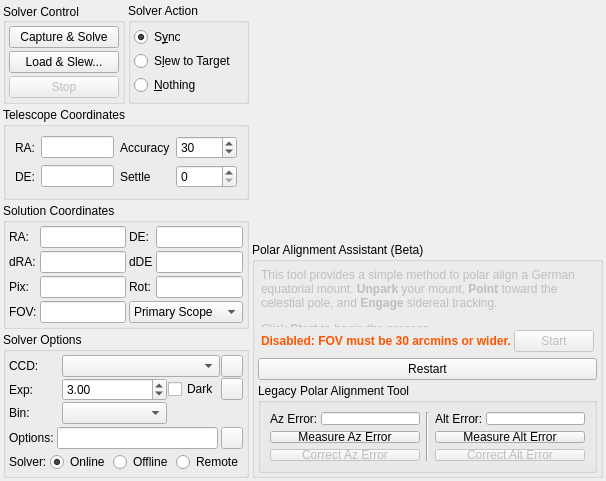
Above: kstars/ekos/align/align.ui from KDE/kstars before the change. Below: the same form after it.
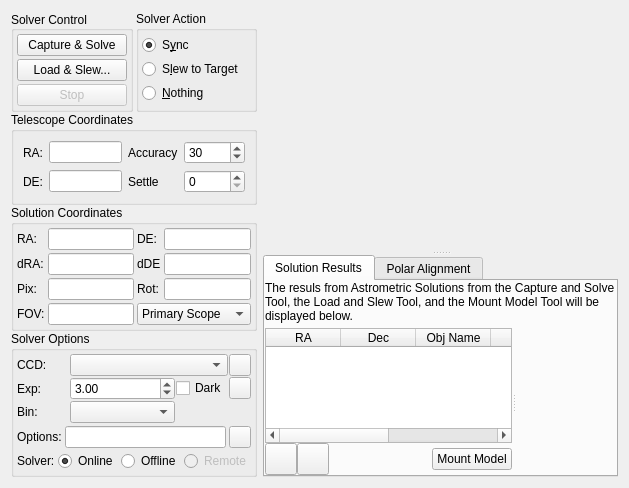
That is the form after the change. Custom widgets are drawn as their Qt base class.

Commit message:
+ Adding Mount Model and Solution results view by Robert Lancaster + More work toward support for INDI astrometry drivr
CCMAIL:kstars-devel@kde.org

What changed in the file:
```diff
--- a/kstars/ekos/align/align.ui
+++ b/kstars/ekos/align/align.ui
@@ -6,32 +6,17 @@
    <rect>
     <x>0</x>
     <y>0</y>
-    <width>600</width>
-    <height>468</height>
+    <width>610</width>
+    <height>469</height>
    </rect>
   </property>
-  <layout class="QVBoxLayout" name="verticalLayout_11">
-   <property name="spacing">
-    <number>3</number>
-   </property>
-   <property name="leftMargin">
-    <number>3</number>
-   </property>
-   <property name="topMargin">
-    <number>3</number>
-   </property>
-   <property name="rightMargin">
-    <number>3</number>
-   </property>
-   <property name="bottomMargin">
-    <number>3</number>
-   </property>
+  <layout class="QVBoxLayout" name="verticalLayout_19">
    <item>
     <layout class="QHBoxLayout" name="horizontalLayout_5" stretch="1,2">
      <item>
       <layout class="QVBoxLayout" name="verticalLayout">
        <property name="spacing">
-        <number>3</number>
+        <number>0</number>
        </property>
        <item>
         <layout class="QHBoxLayout" name="horizontalLayout_3">
@@ -689,6 +674,9 @@
             </item>
             <item>
              <widget class="QRadioButton" name="remoteSolverR">
+              <property name="enabled">
+               <bool>false</bool>
+              </property>
               <property name="toolTip">
                <string>Use astrometry solver on remote machine running INDI server.</string>
               </property>
@@ -721,8 +709,16 @@
       </layout>
      </item>
      <item>
-      <layout class="QVBoxLayout" name="rightLayout" stretch="2,1">
-       <item>
+      <widget class="QSplitter" name="rightLayout">
+       <property name="sizePolicy">
+        <sizepolicy hsizetype="Expanding" vsizetype="Expanding">
+         <horstretch>0</horstretch>
+         <verstretch>0</verstretch>
+        </sizepolicy>
+       </property>
+       <property name="orientation">
+        <enum>Qt::Vertical</enum>
+       </property>
         <widget class="QWidget" name="alignWidget" native="true">
          <property name="sizePolicy">
           <sizepolicy hsizetype="Expanding" vsizetype="Expanding">
@@ -737,7 +733,231 @@
           </size>
          </property>
         </widget>
-       </item>
+       <widget class="QTabWidget" name="tabWidget">
+        <property name="currentIndex">
+         <number>0</number>
+        </property>
+        <widget class="QWidget" name="solutionResults">
+         <attribute name="title">
+          <string>Solution Results</string>
+         </attribute>
+         <layout class="QVBoxLayout" name="verticalLayout_11">
+          <property name="spacing">
+           <number>5</number>
+          </property>
+          <property name="leftMargin">
+           <number>0</number>
+          </property>
+          <property name="topMargin">
+           <number>0</number>
+          </property>
+          <property name="rightMargin">
+           <number>0</number>
+          </property>
+          <property name="bottomMargin">
+           <number>0</number>
+          </property>
+          <item>
+           <widget class="QLabel" name="label_15">
+            <property name="sizePolicy">
+             <sizepolicy hsizetype="Preferred" vsizetype="Preferred">
+              <horstretch>0</horstretch>
+              <verstretch>0</verstretch>
+             </sizepolicy>
+            </property>
+            <property name="text">
+             <string>&lt;html&gt;&lt;head/&gt;&lt;body&gt;&lt;p&gt;The resuls from Astrometric Solutions from the Capture and Solve Tool, the Load and Slew Tool, and the Mount Model Tool will be displayed below.&lt;/p&gt;&lt;/body&gt;&lt;/html&gt;</string>
+            </property>
+            <property name="wordWrap">
+             <bool>true</bool>
+            </property>
+           </widget>
+          </item>
+          <item>
+           <widget class="QSplitter" name="alignSplitter">
+            <property name="sizePolicy">
+             <sizepolicy hsizetype="Expanding" vsizetype="Expanding">
+              <horstretch>0</horstretch>
+              <verstretch>0</verstretch>
+             </sizepolicy>
+            </property>
+            <property name="orientation">
+             <enum>Qt::Horizontal</enum>
+            </property>
+            <widget class="QWidget" name="verticalLayoutWidget">
+             <layout class="QVBoxLayout" name="verticalLayout_20">
+              <property name="spacing">
+               <number>0</number>
+              </property>
+              <property name="rightMargin">
+               <number>0</number>
+              </property>
+              <item>
+               <widget class="QTableWidget" name="solutionTable">
+                <property name="columnCount">
+                 <number>6</number>
+                </property>
+                <attribute name="horizontalHeaderDefaultSectionSize">
+                 <number>75</number>
+                </attribute>
+                <column>
+                 <property name="text">
+                  <string>RA</string>
+                 </property>
+                 <property name="textAlignment">
+                  <set>AlignCenter</set>
+                 </property>
+                </column>
+                <column>
+                 <property name="text">
+                  <string>Dec</string>
+                 </property>
+                 <property name="textAlignment">
+                  <set>AlignCenter</set>
+                 </property>
+                </column>
+                <column>
+                 <property name="text">
+                  <string>Obj Name</string>
+                 </property>
+                 <property name="textAlignment">
+                  <set>AlignCenter</set>
+                 </property>
+                </column>
+                <column>
+                 <property name="text">
+                  <string>~~</string>
+                 </property>
+                 <property name="textAlignment">
+                  <set>AlignCenter</set>
+                 </property>
+                </column>
+                <column>
+                 <property name="text">
+                  <string>dRA</string>
+                 </property>
+                 <property name="textAlignment">
+                  <set>AlignCenter</set>
+                 </property>
+                </column>
+                <column>
+                 <property name="text">
+                  <string>dDE</string>
+                 </property>
+                 <property name="textAlignment">
+                  <set>AlignCenter</set>
+                 </property>
+                </column>
+               </widget>
+              </item>
+              <item>
+               <layout class="QHBoxLayout" name="horizontalLayout_19">
+                <property name="topMargin">
+                 <number>0</number>
+                </property>
+                <item>
+                 <widget class="QPushButton" name="clearAllSolutionsB">
+                  <property name="minimumSize">
+                   <size>
+                    <width>32</width>
+                    <height>32</height>
+                   </size>
+                  </property>
+                  <property name="maximumSize">
+                   <size>
+                    <width>32</width>
+                    <height>32</height>
+                   </size>
+                  </property>
+                  <property name="text">
+                   <string/>
+                  </property>
+                 </widget>
+                </item>
+                <item>
+                 <widget class="QPushButton" name="removeSolutionB">
+                  <property name="minimumSize">
+                   <size>
+                    <width>32</width>
+                    <height>32</height>
+                   </size>
+                  </property>
+                  <property name="maximumSize">
+                   <size>
+                    <width>32</width>
+                    <height>33</height>
+                   </size>
+                  </property>
+                  <property name="text">
+                   <string/>
+                  </property>
+                 </widget>
+                </item>
+                <item>
+                 <spacer name="horizontalSpacer_11">
+                  <property name="orientation">
+                   <enum>Qt::Horizontal</enum>
+                  </property>
+                  <property name="sizeHint" stdset="0">
+                   <size>
+                    <width>40</width>
+                    <height>20</height>
+                   </size>
+                  </property>
+                 </spacer>
+                </item>
+                <item>
+                 <widget class="QPushButton" name="mountModelB">
+                  <property name="text">
+                   <string>Mount Model</string>
+                  </property>
+                 </widget>
+                </item>
+               </layout>
+              </item>
+             </layout>
+            </widget>
+            <widget class="QCustomPlot" name="alignPlot" native="true">
+             <property name="sizePolicy">
+              <sizepolicy hsizetype="Expanding" vsizetype="Expanding">
+               <horstretch>0</horstretch>
+               <verstretch>0</verstretch>
+              </sizepolicy>
+             </property>
+             <property name="minimumSize">
+              <size>
+               <width>100</width>
+               <height>100</height>
+              </size>
+             </property>
+             <property name="baseSize">
+              <size>
+               <width>190</width>
+               <height>190</height>
+              </size>
+             </property>
+            </widget>
+           </widget>
+          </item>
+         </layout>
+        </widget>
+        <widget class="QWidget" name="polarAlignment">
+         <attribute name="title">
+          <string>Polar Alignment</string>
+         </attribute>
+         <layout class="QVBoxLayout" name="verticalLayout_18">
+          <property name="leftMargin">
+           <number>0</number>
+          </property>
+          <property name="topMargin">
+           <number>0</number>
+          </property>
+          <property name="rightMargin">
+           <number>0</number>
+          </property>
+          <property name="bottomMargin">
+           <number>0</number>
+          </property>
        <item>
         <widget class="QGroupBox" name="polarAlignmentHelperGroup">
          <property name="enabled">
@@ -1513,6 +1733,9 @@
         </widget>
        </item>
       </layout>
+        </widget>
+       </widget>
+      </widget>
      </item>
     </layout>
    </item>
@@ -1527,13 +1750,21 @@
      <property name="sizeHint" stdset="0">
       <size>
        <width>20</width>
-       <height>10</height>
+       <height>40</height>
       </size>
      </property>
     </spacer>
    </item>
   </layout>
  </widget>
+ <customwidgets>
+  <customwidget>
+   <class>QCustomPlot</class>
+   <extends>QWidget</extends>
+   <header>auxiliary/qcustomplot.h</header>
+   <container>1</container>
+  </customwidget>
+ </customwidgets>
  <tabstops>
   <tabstop>solveB</tabstop>
   <tabstop>loadSlewB</tabstop>
```
Left out of the diff: 7 changed lines with no effect on the pictures. Lines whose indentation alone changed are shown as unchanged. The commit also changes 7 other files.
